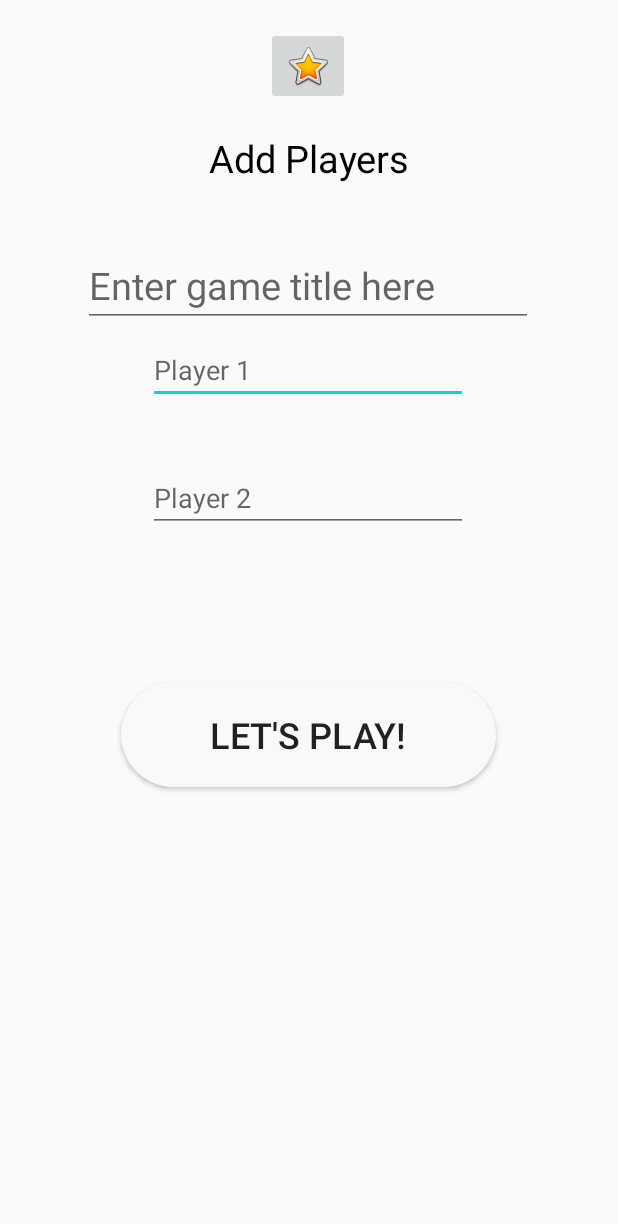
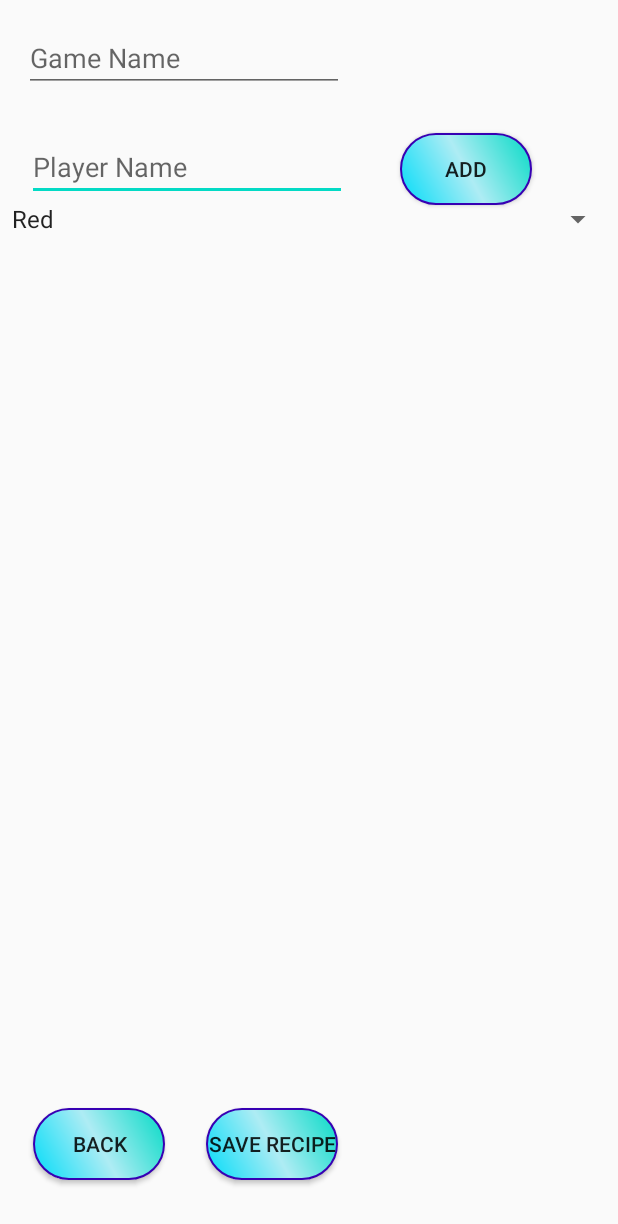
Before and after one commit to KarimnM/Golf-App, an Android app: the MainActivity screen opened directly, with no data from a screen before it, after a tap on "NEW GAME", on a phone screen of 412 x 824 dp. Shown: the top 1224 px of the screen. Run offline under Robolectric (Android 15) with nearby library versions, the phone set to English and light mode, and no system bars.

Commit message:
recycleview is done with a plenty of code for adding unlimited amount of players. Tested and it works

```diff
--- a/app/src/main/AndroidManifest.xml
+++ b/app/src/main/AndroidManifest.xml
@@ -9,7 +9,8 @@
         android:roundIcon="@mipmap/ic_launcher_round"
         android:supportsRtl="true"
         android:theme="@style/AppTheme">
-        <activity android:name=".addPlayerActivity"></activity>
+        <activity android:name=".AddPlayer"></activity>
+        <activity android:name=".addPlayerActivity" />
         <activity android:name=".ScoreboardActivity" />
         <activity android:name=".SavedGameActivity" />
         <activity android:name=".NewGameActivity" />
@@ -21,7 +22,7 @@
                 <category android:name="android.intent.category.LAUNCHER" />
             </intent-filter>
         </activity>
-        <activity android:name=".MainActivity"></activity>
+        <activity android:name=".MainActivity" />
     </application>
 
 </manifest>
--- /dev/null
+++ b/app/src/main/java/com/example/thebtilliantsmini_golf/AddPlayer.java
@@ -0,0 +1,86 @@
+package com.example.thebtilliantsmini_golf;
+
+import androidx.appcompat.app.AppCompatActivity;
+
+import android.content.Intent;
+import android.os.Bundle;
+import android.view.View;
+import android.widget.ArrayAdapter;
+import android.widget.Button;
+import android.widget.EditText;
+import android.widget.ListView;
+
+import java.util.ArrayList;
+import java.util.Calendar;
+
+public class AddPlayer extends AppCompatActivity {
+    DatabaseHelper mDatabaseHelp;
+    EditText text;
+    Button Adding;
+    Button save;
+    ListView addedItems;
+    ArrayList<Player> arrayList;
+    ArrayList<String> IngredientsNames;
+    ArrayAdapter<String> adapter;
+    EditText getRecipeName;
+    EditText getPlayerName;
+    DBManger DB;
+
+    @Override
+    protected void onCreate(Bundle savedInstanceState) {
+        super.onCreate(savedInstanceState);
+        setContentView(R.layout.activity_add_player2);
+            getPlayerName = (EditText) findViewById(R.id.getPlayerName);
+            getRecipeName = (EditText) findViewById(R.id.getRecipeName);
+            Adding = (Button) findViewById(R.id.Add);
+            save = (Button) findViewById(R.id.Save);
+            addedItems = (ListView) findViewById(R.id.VV);
+            DB = new DBManger(AddPlayer.this);
+            IngredientsNames = new ArrayList<>();
+            //    mDatabaseHelp = new DatabaseHelper()
+
+
+            arrayList = new ArrayList<Player>();
+            adapter = new ArrayAdapter<String>(AddPlayer.this, android.R.layout.simple_list_item_1, IngredientsNames);
+
+            addedItems.setAdapter(adapter);
+            onBtnClick();
+        }
+
+        public void onBtnClick() {
+            Adding.setOnClickListener(new View.OnClickListener() {
+                @Override
+                public void onClick(View view) {
+                    //Ingredients
+                    Player I = new Player();
+                    String finaly = getPlayerName.getText().toString();
+                    I.setContent(finaly);
+                    getPlayerName.setText("");
+                    arrayList.add(I);
+                    IngredientsNames.add(finaly);
+                    adapter.notifyDataSetChanged();
+
+                }
+            });
+
+            save.setOnClickListener(new View.OnClickListener() {
+                @Override
+                public void onClick(View view) {
+                //   Recipe r = new Recipe();
+                  //  r.setName(getRecipeName.getText().toString());
+                   // r.setIngredientsList(arrayList);
+                   // r.setLastUpdate(Calendar.getInstance().getTimeInMillis());
+                   // DB.insertRecpiToDataBase(r);
+                 //   Intent i = new Intent(getApplicationContext(), ShowAllRecipes.class);
+                  //  startActivity(i);
+
+               }
+           });
+
+
+        }
+
+      //  public void Bakbtnn(View view) {
+        //    Intent itent = new Intent(this, ShowAllRecipes.class);
+         //   startActivity(itent);
+        }
--- /dev/null
+++ b/app/src/main/java/com/example/thebtilliantsmini_golf/DBManger.java
@@ -0,0 +1,6 @@
+package com.example.thebtilliantsmini_golf;
+
+public class DBManger {
+    public DBManger(AddPlayer addNewRecipe) {
+    }
+}
--- /dev/null
+++ b/app/src/main/java/com/example/thebtilliantsmini_golf/DatabaseHelper.java
@@ -0,0 +1,4 @@
+package com.example.thebtilliantsmini_golf;
+
+public class DatabaseHelper {
+}
--- a/app/src/main/java/com/example/thebtilliantsmini_golf/MainActivity.java
+++ b/app/src/main/java/com/example/thebtilliantsmini_golf/MainActivity.java
@@ -39,7 +39,7 @@ public class MainActivity extends AppCompatActivity {
     }
 
     void addPlayerActivity(){
-        Intent intent = new Intent(this, addPlayerActivity.class);
+        Intent intent = new Intent(this, AddPlayer.class);
         startActivity(intent);
     }
 
--- /dev/null
+++ b/app/src/main/res/layout/activity_add_player2.xml
@@ -0,0 +1,98 @@
+<?xml version="1.0" encoding="utf-8"?>
+<androidx.constraintlayout.widget.ConstraintLayout xmlns:android="http://schemas.android.com/apk/res/android"
+    xmlns:app="http://schemas.android.com/apk/res-auto"
+    xmlns:tools="http://schemas.android.com/tools"
+    android:layout_width="match_parent"
+
+    android:layout_height="match_parent">
+
+    <EditText
+        android:id="@+id/getPlayerName"
+        android:layout_width="wrap_content"
+        android:layout_height="wrap_content"
+        android:layout_marginStart="18dp"
+        android:ems="10"
+        android:hint="Player Name"
+        android:inputType="textPersonName"
+        app:layout_constraintBaseline_toBaselineOf="@+id/Add"
+        app:layout_constraintStart_toStartOf="parent" />
+
+    <Button
+        android:id="@+id/Add"
+        android:layout_width="wrap_content"
+        android:layout_height="wrap_content"
+        android:layout_marginStart="35dp"
+        android:layout_marginTop="27dp"
+        android:background="@drawable/rect_round"
+        android:text="Add"
+        app:layout_constraintStart_toEndOf="@id/getPlayerName"
+        app:layout_constraintTop_toBottomOf="@id/getRecipeName" />
+
+    <EditText
+        android:id="@+id/getRecipeName"
+        android:layout_width="wrap_content"
+        android:layout_height="wrap_content"
+        android:layout_marginStart="16dp"
+        android:layout_marginTop="16dp"
+        android:layout_marginBottom="156dp"
+        android:ems="10"
+        android:hint="Game Name"
+        android:inputType="textPersonName"
+        app:layout_constraintBottom_toTopOf="@+id/VV"
+        app:layout_constraintStart_toStartOf="parent"
+        app:layout_constraintTop_toTopOf="parent" />
+
+    <Button
+        android:id="@+id/button5"
+        android:layout_width="wrap_content"
+        android:layout_height="wrap_content"
+        android:layout_marginStart="22dp"
+        android:layout_marginBottom="37dp"
+        android:background="@drawable/rect_round"
+        android:onClick="Bakbtnn"
+        android:text="Back"
+        app:layout_constraintBottom_toBottomOf="parent"
+        app:layout_constraintStart_toStartOf="parent" />
+
+    <Button
+        android:id="@+id/Save"
+        android:layout_width="wrap_content"
+        android:layout_height="wrap_content"
+        android:layout_marginStart="27dp"
+        android:background="@drawable/rect_round"
+        android:text="Save Recipe"
+        app:layout_constraintBaseline_toBaselineOf="@+id/button5"
+        app:layout_constraintStart_toEndOf="@+id/button5" />
+
+    <Button
+        android:id="@+id/DeleteRecipe"
+        android:layout_width="wrap_content"
+        android:layout_height="wrap_content"
+        android:layout_marginEnd="35dp"
+        android:layout_marginBottom="37dp"
+        android:text="Delete Recipe"
+        android:visibility="gone"
+        app:layout_constraintBottom_toBottomOf="parent"
+        app:layout_constraintEnd_toEndOf="parent" />
+
+    <ListView
+        android:id="@+id/VV"
+        android:layout_width="0dp"
+        android:layout_height="0dp"
+        android:layout_marginBottom="114dp"
+        app:layout_constraintBottom_toBottomOf="parent"
+        app:layout_constraintEnd_toEndOf="parent"
+        app:layout_constraintStart_toStartOf="parent"
+        app:layout_constraintTop_toBottomOf="@id/getRecipeName" />
+
+    <Spinner
+        android:id="@+id/spinner4"
+        android:layout_width="409dp"
+        android:layout_height="wrap_content"
+        android:entries="@array/color"
+        app:layout_constraintTop_toBottomOf="@id/getPlayerName"
+        tools:layout_editor_absoluteX="1dp"
+        tools:layout_editor_absoluteY="162dp"
+        tools:ignore="MissingConstraints" />
+
+</androidx.constraintlayout.widget.ConstraintLayout>
--- a/app/src/main/res/values/strings.xml
+++ b/app/src/main/res/values/strings.xml
@@ -1,6 +1,16 @@
 <resources>
     <string name="app_name">The Brilliants\' Mini_GOLF</string>
+        <string-array name="color">
+            <item>Red</item>
+            <item>Blue</item>
+            <item>Orange</item>
+            <item>Yellow</item>
+            <item>Black</item>
+            <item>Green</item>
+            <item>Purple</item>
+            <item>White</item>
 
+        </string-array>
     <!---Scorecard-->
 
     <string-array name="number_of_holes">
```
Also changed, not shown: app/src/main/java/com/example/thebtilliantsmini_golf/Player.java (+22 -45 lines), 388 other files.
